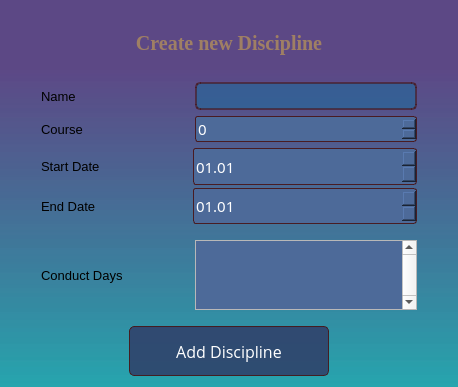
marko-yaciv/2c_coursework, file newdiscipline.ui: the form before one commit.
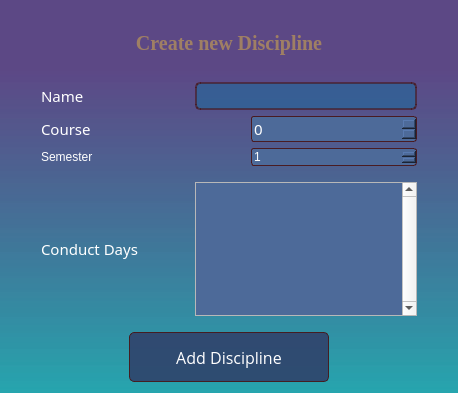
The form after the commit.

Commit message: while creating new discipline, user can choose only semester, instead of dates of start and finish

Diff of the .ui file:
```diff
--- a/newdiscipline.ui
+++ b/newdiscipline.ui
@@ -7,7 +7,7 @@
     <x>0</x>
     <y>0</y>
     <width>458</width>
-    <height>387</height>
+    <height>393</height>
    </rect>
   </property>
   <property name="windowTitle">
@@ -56,7 +56,7 @@
     </widget>
    </item>
    <item>
-    <layout class="QVBoxLayout" name="verticalLayout_2" stretch="1,1,1,0">
+    <layout class="QVBoxLayout" name="verticalLayout_2" stretch="1,1,0,0">
      <property name="spacing">
       <number>6</number>
      </property>
@@ -72,9 +72,19 @@
         <widget class="QLabel" name="label_2">
          <property name="font">
           <font>
-           <pointsize>10</pointsize>
+           <family>Montserrat</family>
+           <pointsize>11</pointsize>
+           <weight>50</weight>
+           <italic>false</italic>
+           <bold>false</bold>
           </font>
          </property>
+         <property name="styleSheet">
+          <string notr="true">QLabel{
+color: #fff;
+font: 11pt &quot;Montserrat&quot;;
+}</string>
+         </property>
          <property name="text">
           <string>Name</string>
          </property>
@@ -106,6 +116,9 @@
      </item>
      <item>
       <layout class="QHBoxLayout" name="horizontalLayout_6" stretch="2,3">
+       <property name="spacing">
+        <number>100</number>
+       </property>
        <property name="leftMargin">
         <number>0</number>
        </property>
@@ -116,9 +129,19 @@
         <widget class="QLabel" name="label_6">
          <property name="font">
           <font>
-           <pointsize>10</pointsize>
+           <family>Montserrat</family>
+           <pointsize>11</pointsize>
+           <weight>50</weight>
+           <italic>false</italic>
+           <bold>false</bold>
           </font>
          </property>
+         <property name="styleSheet">
+          <string notr="true">QLabel{
+color: #fff;
+font: 11pt &quot;Montserrat&quot;;
+}</string>
+         </property>
          <property name="text">
           <string>Course</string>
          </property>
@@ -152,109 +175,47 @@
       </layout>
      </item>
      <item>
-      <layout class="QVBoxLayout" name="verticalLayout">
+      <layout class="QHBoxLayout" name="horizontalLayout_2" stretch="2,3">
        <property name="spacing">
-        <number>3</number>
+        <number>100</number>
+       </property>
+       <property name="topMargin">
+        <number>0</number>
+       </property>
+       <property name="rightMargin">
+        <number>0</number>
        </property>
        <item>
-        <layout class="QHBoxLayout" name="horizontalLayout_2" stretch="2,3">
-         <item>
-          <widget class="QLabel" name="label_3">
-           <property name="font">
-            <font>
-             <pointsize>10</pointsize>
-            </font>
-           </property>
-           <property name="text">
-            <string>Start Date</string>
-           </property>
-          </widget>
-         </item>
-         <item>
-          <widget class="QDateEdit" name="beginDate">
-           <property name="sizePolicy">
-            <sizepolicy hsizetype="Minimum" vsizetype="Expanding">
-             <horstretch>0</horstretch>
-             <verstretch>0</verstretch>
-            </sizepolicy>
-           </property>
-           <property name="font">
-            <font>
-             <family>Montserrat</family>
-             <pointsize>11</pointsize>
-             <weight>50</weight>
-             <italic>false</italic>
-             <bold>false</bold>
-            </font>
-           </property>
-           <property name="cursor">
-            <cursorShape>IBeamCursor</cursorShape>
-           </property>
-           <property name="styleSheet">
-            <string notr="true">QDateEdit{
+        <widget class="QLabel" name="label_3">
+         <property name="styleSheet">
+          <string notr="true">QLabel{
 color: #fff;
 font: 11pt &quot;Montserrat&quot;;
-background: rgb(77, 106, 153);
-border: 1px solid rgba(72, 16, 16, 0.86);
-border-radius: 3px;
 }</string>
-           </property>
-           <property name="displayFormat">
-            <string>dd.MM</string>
-           </property>
-          </widget>
-         </item>
-        </layout>
+         </property>
+         <property name="text">
+          <string>Semester</string>
+         </property>
+        </widget>
        </item>
        <item>
-        <layout class="QHBoxLayout" name="horizontalLayout_3" stretch="2,3">
-         <item>
-          <widget class="QLabel" name="label_4">
-           <property name="font">
-            <font>
-             <pointsize>10</pointsize>
-            </font>
-           </property>
-           <property name="text">
-            <string>End Date</string>
-           </property>
-          </widget>
-         </item>
-         <item>
-          <widget class="QDateEdit" name="endDate">
-           <property name="sizePolicy">
-            <sizepolicy hsizetype="Minimum" vsizetype="Expanding">
-             <horstretch>0</horstretch>
-             <verstretch>0</verstretch>
-            </sizepolicy>
-           </property>
-           <property name="font">
-            <font>
-             <family>Montserrat</family>
-             <pointsize>11</pointsize>
-             <weight>50</weight>
-             <italic>false</italic>
-             <bold>false</bold>
-            </font>
-           </property>
-           <property name="cursor">
-            <cursorShape>IBeamCursor</cursorShape>
-           </property>
-           <property name="styleSheet">
-            <string notr="true">QDateEdit{
+        <widget class="QSpinBox" name="spinBox">
+         <property name="styleSheet">
+          <string notr="true">QSpinBox{
 color: #fff;
 font: 11pt &quot;Montserrat&quot;;
 background: rgb(77, 106, 153);
 border: 1px solid rgba(72, 16, 16, 0.86);
 border-radius: 3px;
 }</string>
-           </property>
-           <property name="displayFormat">
-            <string>dd.MM</string>
-           </property>
-          </widget>
-         </item>
-        </layout>
+         </property>
+         <property name="minimum">
+          <number>1</number>
+         </property>
+         <property name="maximum">
+          <number>2</number>
+         </property>
+        </widget>
        </item>
       </layout>
      </item>
@@ -270,9 +231,19 @@
         <widget class="QLabel" name="label_5">
          <property name="font">
           <font>
-           <pointsize>10</pointsize>
+           <family>Montserrat</family>
+           <pointsize>11</pointsize>
+           <weight>50</weight>
+           <italic>false</italic>
+           <bold>false</bold>
           </font>
          </property>
+         <property name="styleSheet">
+          <string notr="true">QLabel{
+color: #fff;
+font: 11pt &quot;Montserrat&quot;;
+}</string>
+         </property>
          <property name="text">
           <string>Conduct Days</string>
          </property>
@@ -298,7 +269,7 @@
             <x>0</x>
             <y>0</y>
             <width>201</width>
-            <height>77</height>
+            <height>83</height>
            </rect>
           </property>
           <property name="cursor">
```
The commit also changes 9 other files.
